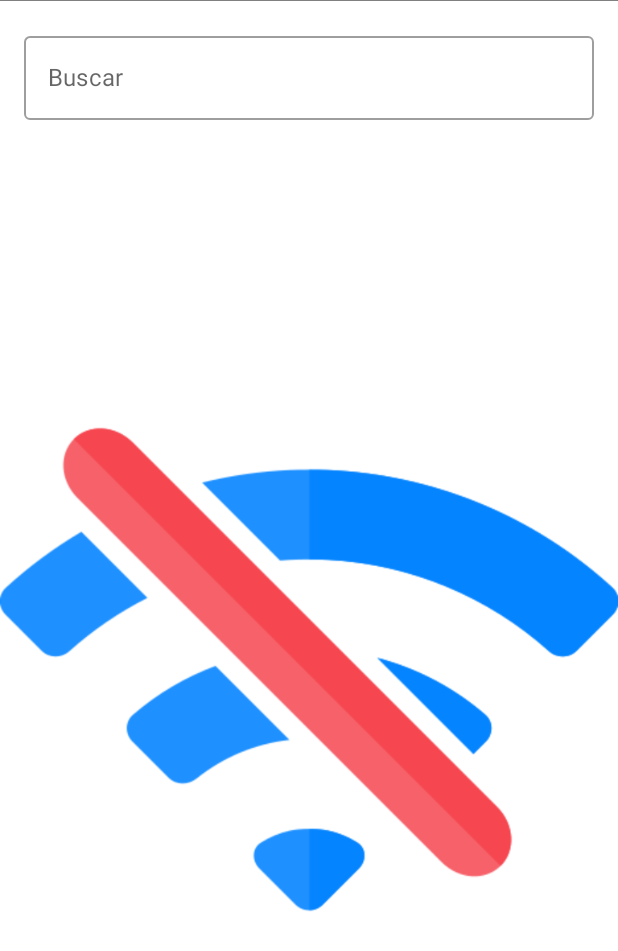
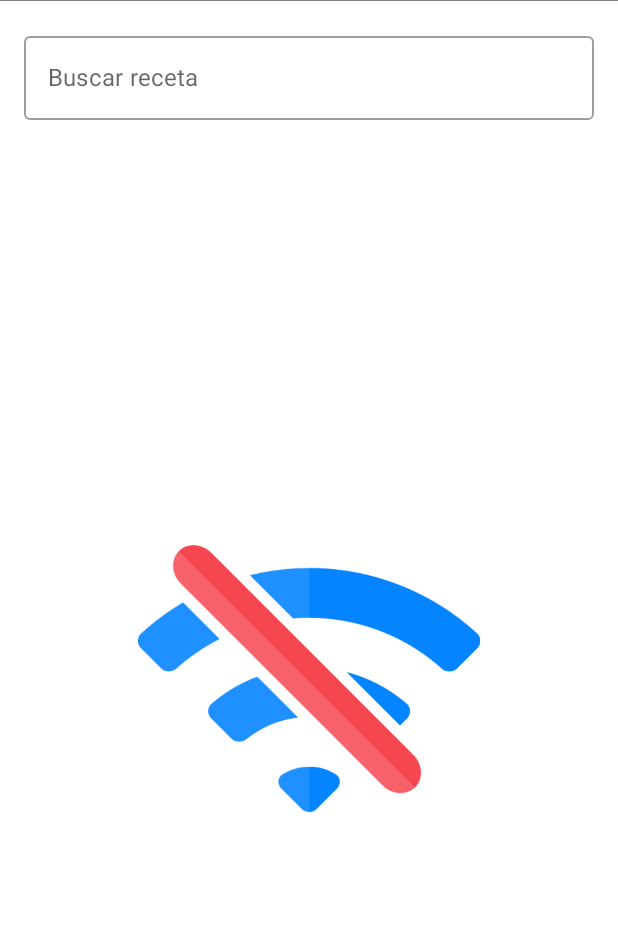
Before and after one commit to 0MoNa15/recetas, an Android app built with Jetpack Compose: the screen it shows after launch (MainActivity), on a phone screen of 412 x 824 dp. Shown: the top 951 px of the screen. Run offline under Robolectric (Android 15) with nearby library versions, the phone set to English and light mode, and no system bars; our stand-ins replace Dagger/Hilt's generated code; pictures from the network do not load.

Commit message:
Ajustes para la vista de vacio con la imágen

```diff
--- a/app/src/main/java/com/mona15/recetas/recipe/list/view/NoDataScreen.kt
+++ b/app/src/main/java/com/mona15/recetas/recipe/list/view/NoDataScreen.kt
@@ -2,19 +2,23 @@ package com.mona15.recetas.recipe.list.view
 
 import androidx.compose.foundation.Image
 import androidx.compose.foundation.layout.fillMaxSize
+import androidx.compose.foundation.layout.padding
 import androidx.compose.runtime.Composable
 import androidx.compose.ui.Modifier
 import androidx.compose.ui.graphics.painter.Painter
+import androidx.compose.ui.res.dimensionResource
 import androidx.compose.ui.res.painterResource
 import androidx.compose.ui.res.stringResource
 import com.mona15.recetas.R
 
 @Composable
 fun NoDataScreen() {
-    val image: Painter = painterResource(id = R.drawable.nointernet)
+   val image: Painter = painterResource(id = R.drawable.nointernet)
     Image(
         painter = image,
         contentDescription = stringResource(id = R.string.no_data_description),
-        modifier = Modifier.fillMaxSize()
+        modifier = Modifier
+            .padding(dimensionResource(id = R.dimen.padding_92dp))
+            .fillMaxSize()
     )
 }
--- a/app/src/main/java/com/mona15/recetas/recipe/list/view/RecipeListScreen.kt
+++ b/app/src/main/java/com/mona15/recetas/recipe/list/view/RecipeListScreen.kt
@@ -21,6 +21,7 @@ import androidx.compose.ui.Modifier
 import androidx.compose.ui.graphics.Brush
 import androidx.compose.ui.graphics.Color
 import androidx.compose.ui.res.dimensionResource
+import androidx.compose.ui.res.stringResource
 import androidx.hilt.navigation.compose.hiltViewModel
 import com.mona15.domain.recipe.model.Recipe
 import com.mona15.recetas.R
@@ -115,7 +116,10 @@ private fun FieldSearch(search: (value: String) -> Unit) {
             searchTerm = it
             search(it)
         },
-        label = { Text("Buscar") },
+        label = {
+            val text = stringResource(id = R.string.search_recipe)
+            Text(text = text)
+        },
         modifier = Modifier
             .fillMaxWidth()
             .padding(dimensionResource(id = R.dimen.padding_double)),
--- a/app/src/main/res/values/dimens.xml
+++ b/app/src/main/res/values/dimens.xml
@@ -3,6 +3,7 @@
     <dimen name="no_padding">0dp</dimen>
     <dimen name="padding">8dp</dimen>
     <dimen name="padding_double">16dp</dimen>
+    <dimen name="padding_92dp">92dp</dimen>
 
     <dimen name="card_corner">15dp</dimen>
     <dimen name="card_elevation">5dp</dimen>
--- a/app/src/main/res/values/strings.xml
+++ b/app/src/main/res/values/strings.xml
@@ -1,4 +1,5 @@
 <resources>
     <string name="app_name">Recetas</string>
     <string name="no_data_description">No hay datos</string>
+    <string name="search_recipe">Buscar receta</string>
 </resources>
```
